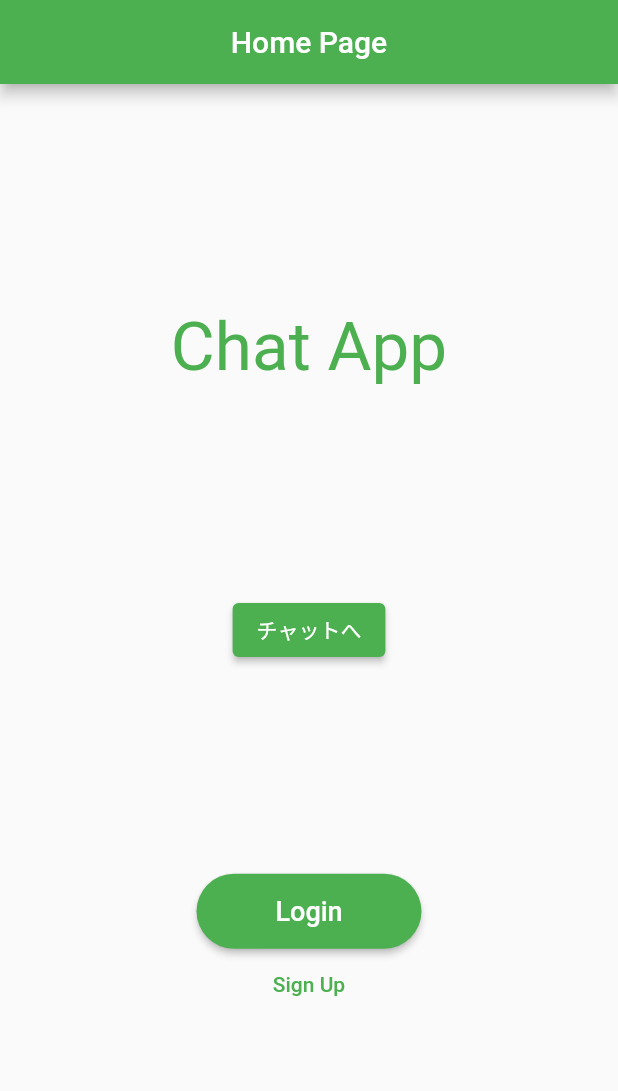
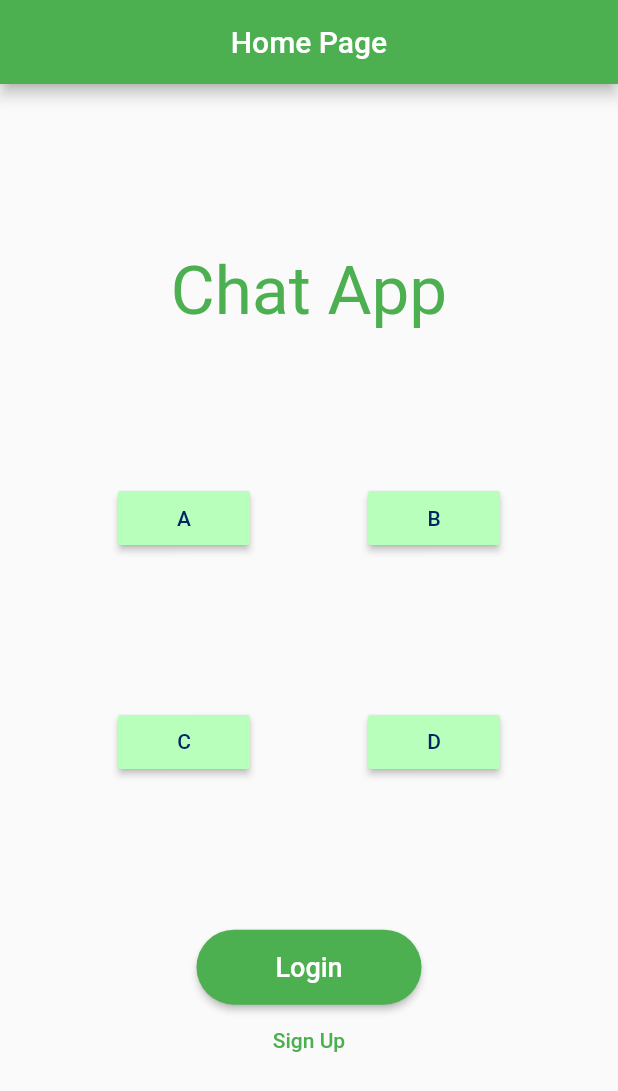
Before and after one commit to Tomohiro629/chat_app, a Flutter app: the screen it shows after launch, on a phone screen of 412 x 824 dp. Shown: the top 1091 px of the screen. Run offline on Flutter 3.47's test engine with Material 2 defaults, Android fonts, the phone set to English and light mode, and no system bars; our stand-ins replace cloud_firestore, firebase_auth, firebase_core, flutter_riverpod; accounts and stored records are empty.

Commit message:
ユーザーごとのログインボタン作成

```diff
--- a/chat_app/lib/home_page.dart
+++ /dev/null
@@ -1,89 +0,0 @@
-import 'package:chat_app/login_page/login_page.dart';
-import 'package:chat_app/login_page/registertion_page.dart';
-import 'package:chat_app/room_select/room_select_page.dart';
-import 'package:flutter/material.dart';
-
-class HomePage extends StatelessWidget {
-  const HomePage({
-    Key? key,
-  }) : super(key: key);
-
-  @override
-  Widget build(BuildContext context) {
-    return Scaffold(
-      appBar: AppBar(
-        centerTitle: true,
-        title: const Text("Home Page"),
-      ),
-      body: Center(
-        child: Column(
-          mainAxisAlignment: MainAxisAlignment.spaceBetween,
-          children: <Widget>[
-            const SizedBox(height: 10),
-            const Text(
-              'Chat App',
-              style: TextStyle(color: Colors.green, fontSize: 45),
-            ),
-            ElevatedButton(
-                onPressed: () {
-                  Navigator.push(
-                      context,
-                      MaterialPageRoute(
-                        builder: (context) => const RoomSelectPage(
-                          chatName: "chatName",
-                        ),
-                      ));
-                },
-                child: const Text("チャットへ")),
-            _Buttons(),
-            const SizedBox(
-              height: 5,
-            )
-          ],
-        ),
-      ),
-    );
-  }
-}
-
-class _Buttons extends StatelessWidget {
-  @override
-  Widget build(BuildContext context) {
-    return Column(
-      children: [
-        SizedBox(
-          height: 50.0,
-          width: 150.0,
-          child: ElevatedButton(
-            style: ElevatedButton.styleFrom(
-              shape: RoundedRectangleBorder(
-                borderRadius: BorderRadius.circular(100),
-              ),
-            ),
-            onPressed: () {
-              Navigator.push(
-                  context,
-                  MaterialPageRoute(
-                    builder: (context) => LoginPage(),
-                  ));
-            },
-            child: const Text(
-              "Login",
-              style: TextStyle(fontSize: 18.0),
-            ),
-          ),
-        ),
-        TextButton(
-          onPressed: () {
-            Navigator.push(
-                context,
-                MaterialPageRoute(
-                  builder: (context) => RegistertionPage(),
-                ));
-          },
-          child: const Text("Sign Up"),
-        )
-      ],
-    );
-  }
-}
--- /dev/null
+++ b/chat_app/lib/home_page/home_page.dart
@@ -0,0 +1,154 @@
+import 'package:chat_app/login_page/login_page.dart';
+import 'package:chat_app/login_page/registertion_page.dart';
+import 'package:chat_app/room_select/room_select_page.dart';
+import 'package:flutter/material.dart';
+import 'package:flutter_riverpod/flutter_riverpod.dart';
+
+class HomePage extends ConsumerWidget {
+  const HomePage({
+    Key? key,
+  }) : super(key: key);
+
+  @override
+  Widget build(BuildContext context, WidgetRef ref) {
+    // final _controller = ref.watch(homePageControllerProvider);
+    return Scaffold(
+      appBar: AppBar(
+        centerTitle: true,
+        title: const Text("Home Page"),
+      ),
+      body: Center(
+        child: Column(
+          mainAxisAlignment: MainAxisAlignment.spaceBetween,
+          children: <Widget>[
+            const SizedBox(height: 10),
+            const Text(
+              'Chat App',
+              style: TextStyle(color: Colors.green, fontSize: 45),
+            ),
+            Row(
+              mainAxisAlignment: MainAxisAlignment.spaceEvenly,
+              children: <Widget>[
+                MaterialButton(
+                  onPressed: () {
+                    Navigator.push(
+                        context,
+                        MaterialPageRoute(
+                          builder: (context) => const RoomSelectPage(
+                            chatName: "chatName",
+                          ),
+                        ));
+                  },
+                  color: const Color.fromARGB(255, 185, 255, 188),
+                  child: const Text(
+                    "A",
+                    style: TextStyle(color: Color.fromARGB(255, 0, 37, 100)),
+                  ),
+                ),
+                MaterialButton(
+                  onPressed: () {
+                    Navigator.push(
+                        context,
+                        MaterialPageRoute(
+                          builder: (context) => const RoomSelectPage(
+                            chatName: "chatName",
+                          ),
+                        ));
+                  },
+                  color: const Color.fromARGB(255, 185, 255, 188),
+                  child: const Text(
+                    "B",
+                    style: TextStyle(color: Color.fromARGB(255, 0, 37, 100)),
+                  ),
+                )
+              ],
+            ),
+            Row(
+              mainAxisAlignment: MainAxisAlignment.spaceEvenly,
+              children: <Widget>[
+                MaterialButton(
+                  onPressed: () {
+                    Navigator.push(
+                        context,
+                        MaterialPageRoute(
+                          builder: (context) => const RoomSelectPage(
+                            chatName: "chatName",
+                          ),
+                        ));
+                  },
+                  color: const Color.fromARGB(255, 185, 255, 188),
+                  child: const Text(
+                    "C",
+                    style: TextStyle(color: Color.fromARGB(255, 0, 37, 100)),
+                  ),
+                ),
+                MaterialButton(
+                  onPressed: () {
+                    Navigator.push(
+                        context,
+                        MaterialPageRoute(
+                          builder: (context) => const RoomSelectPage(
+                            chatName: "chatName",
+                          ),
+                        ));
+                  },
+                  color: const Color.fromARGB(255, 185, 255, 188),
+                  child: const Text(
+                    "D",
+                    style: TextStyle(color: Color.fromARGB(255, 0, 37, 100)),
+                  ),
+                ),
+              ],
+            ),
+            _Buttons(),
+            const SizedBox(
+              height: 5,
+            )
+          ],
+        ),
+      ),
+    );
+  }
+}
+
+class _Buttons extends StatelessWidget {
+  @override
+  Widget build(BuildContext context) {
+    return Column(
+      children: [
+        SizedBox(
+          height: 50.0,
+          width: 150.0,
+          child: ElevatedButton(
+            style: ElevatedButton.styleFrom(
+              shape: RoundedRectangleBorder(
+                borderRadius: BorderRadius.circular(100),
+              ),
+            ),
+            onPressed: () {
+              Navigator.push(
+                  context,
+                  MaterialPageRoute(
+                    builder: (context) => LoginPage(),
+                  ));
+            },
+            child: const Text(
+              "Login",
+              style: TextStyle(fontSize: 18.0),
+            ),
+          ),
+        ),
+        TextButton(
+          onPressed: () {
+            Navigator.push(
+                context,
+                MaterialPageRoute(
+                  builder: (context) => RegistertionPage(),
+                ));
+          },
+          child: const Text("Sign Up"),
+        )
+      ],
+    );
+  }
+}
--- a/chat_app/lib/main.dart
+++ b/chat_app/lib/main.dart
@@ -1,4 +1,4 @@
-import 'package:chat_app/home_page.dart';
+import 'package:chat_app/home_page/home_page.dart';
 import 'package:firebase_core/firebase_core.dart';
 import 'package:flutter/material.dart';
 import 'package:flutter_riverpod/flutter_riverpod.dart';
--- a/chat_app/lib/setting_page/setting_page.dart
+++ b/chat_app/lib/setting_page/setting_page.dart
@@ -1,5 +1,5 @@
 import 'package:chat_app/entity/user.dart';
-import 'package:chat_app/home_page.dart';
+import 'package:chat_app/home_page/home_page.dart';
 import 'package:chat_app/setting_page/setting_controller.dart';
 import 'package:flutter/material.dart';
 import 'package:flutter_riverpod/flutter_riverpod.dart';
```
Also changed, not shown: chat_app/lib/home_page/home_page_controller.dart (added).
